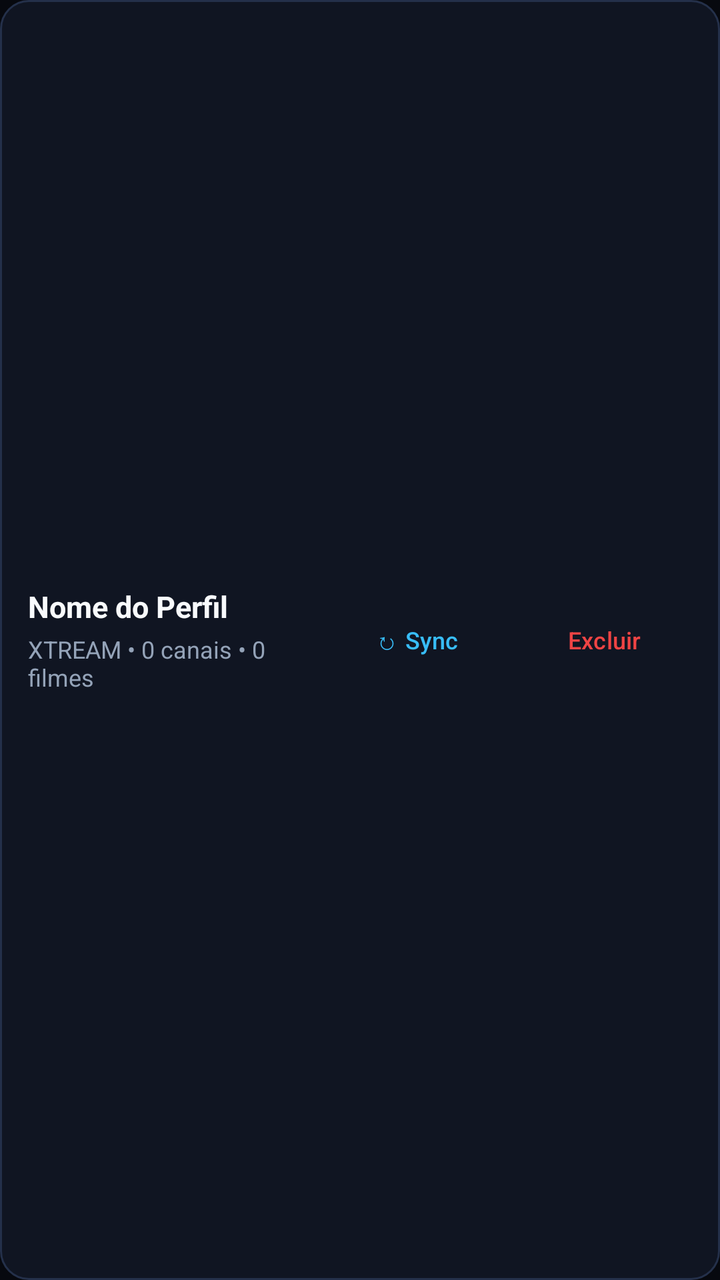
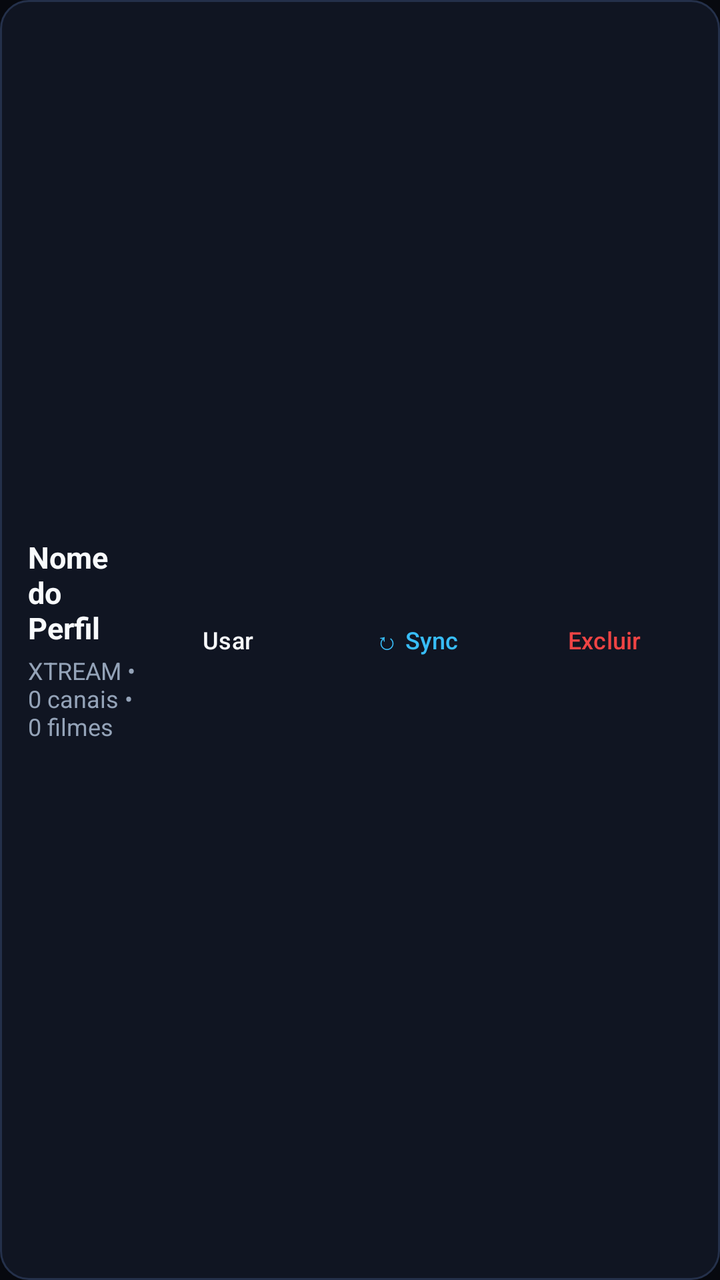

Before-and-after screenshots of an Android layout around one commit, followed by the original layout XML and the change that was made.
<!-- AndroidManifest.xml: application theme Theme.NovaTV -->
<!-- res/layout/item_profile.xml -->
<?xml version="1.0" encoding="utf-8"?>
<LinearLayout xmlns:android="http://schemas.android.com/apk/res/android"
    android:layout_width="match_parent"
    android:layout_height="wrap_content"
    android:layout_marginBottom="10dp"
    android:background="@drawable/selector_cinema_card"
    android:focusable="true"
    android:gravity="center_vertical"
    android:orientation="horizontal"
    android:padding="14dp">

    <LinearLayout
        android:layout_width="0dp"
        android:layout_height="wrap_content"
        android:layout_weight="1"
        android:orientation="vertical">

        <TextView
            android:id="@+id/tv_profile_name"
            android:layout_width="wrap_content"
            android:layout_height="wrap_content"
            android:text="Nome do Perfil"
            android:textColor="@color/text_primary"
            android:textSize="15sp"
            android:textStyle="bold" />

        <TextView
            android:id="@+id/tv_profile_meta"
            android:layout_width="wrap_content"
            android:layout_height="wrap_content"
            android:layout_marginTop="3dp"
            android:text="XTREAM • 0 canais • 0 filmes"
            android:textColor="@color/text_secondary"
            android:textSize="12sp" />
    </LinearLayout>

    <Button
        android:id="@+id/btn_profile_sync"
        style="@style/Widget.Material3.Button.TextButton"
        android:layout_width="wrap_content"
        android:layout_height="38dp"
        android:layout_marginEnd="6dp"
        android:background="@drawable/selector_cinema_button"
        android:focusable="true"
        android:paddingHorizontal="10dp"
        android:text="↻ Sync"
        android:textColor="@color/accent_cyan"
        android:textSize="12sp" />

    <Button
        android:id="@+id/btn_profile_delete"
        style="@style/Widget.Material3.Button.TextButton"
        android:layout_width="wrap_content"
        android:layout_height="38dp"
        android:background="@drawable/selector_cinema_button"
        android:focusable="true"
        android:paddingHorizontal="10dp"
        android:text="Excluir"
        android:textColor="@color/accent_danger"
        android:textSize="12sp" />

</LinearLayout>
<!-- resources referenced by this layout -->
<resources>
  <color name="accent_cyan">#38BDF8</color>
  <color name="accent_danger">#EF4444</color>
  <color name="text_primary">#F8FAFC</color>
  <color name="text_secondary">#94A3B8</color>
  <!-- drawable selector_cinema_button (drawable) -->
  <?xml version="1.0" encoding="utf-8"?>
  <selector xmlns:android="http://schemas.android.com/apk/res/android">
      <item android:state_focused="true">
          <shape android:shape="rectangle">
              <solid android:color="#2563EB" />
              <stroke android:width="3dp" android:color="#FFFFFF" />
              <corners android:radius="12dp" />
          </shape>
      </item>
      <item android:state_selected="true">
          <shape android:shape="rectangle">
              <solid android:color="#1D4ED8" />
              <stroke android:width="2dp" android:color="#38BDF8" />
              <corners android:radius="12dp" />
          </shape>
      </item>
      <item android:state_pressed="true">
          <shape android:shape="rectangle">
              <solid android:color="#1E40AF" />
              <corners android:radius="12dp" />
          </shape>
      </item>
      <item>
          <shape android:shape="rectangle">
              <solid android:color="#182033" />
              <stroke android:width="1dp" android:color="#2E3C5C" />
              <corners android:radius="12dp" />
          </shape>
      </item>
  </selector>
  <!-- drawable selector_cinema_card (drawable) -->
  <?xml version="1.0" encoding="utf-8"?>
  <selector xmlns:android="http://schemas.android.com/apk/res/android">
      <item android:state_focused="true">
          <shape android:shape="rectangle">
              <solid android:color="#1E3A5F" />
              <stroke android:width="3dp" android:color="#FFFFFF" />
              <corners android:radius="14dp" />
          </shape>
      </item>
      <item android:state_selected="true">
          <shape android:shape="rectangle">
              <solid android:color="#172554" />
              <stroke android:width="2dp" android:color="#38BDF8" />
              <corners android:radius="14dp" />
          </shape>
      </item>
      <item android:state_pressed="true">
          <shape android:shape="rectangle">
              <solid android:color="#23304A" />
              <stroke android:width="2dp" android:color="#3B82F6" />
              <corners android:radius="14dp" />
          </shape>
      </item>
      <item>
          <shape android:shape="rectangle">
              <solid android:color="#101522" />
              <stroke android:width="1dp" android:color="#24304A" />
              <corners android:radius="14dp" />
          </shape>
      </item>
  </selector>
  <style name="Theme.NovaTV" parent="Theme.Material3.Dark.NoActionBar">
          <item name="colorPrimary">@color/accent_primary</item>
          <item name="colorSecondary">@color/accent_cyan</item>
          <item name="materialButtonStyle">@style/NovaTvButton</item>
          <item name="android:windowBackground">@color/bg_cinema</item>
          <item name="android:statusBarColor">@color/bg_cinema</item>
          <item name="android:navigationBarColor">@color/bg_cinema</item>
      </style>
  <color name="accent_primary">#3B82F6</color>
  <style name="NovaTvButton" parent="Widget.Material3.Button.TextButton">
          <item name="backgroundTint">@null</item>
          <item name="android:textAllCaps">false</item>
          <item name="android:minWidth">0dp</item>
          <item name="android:minHeight">0dp</item>
      </style>
  <color name="bg_cinema">#07090F</color>
</resources>

<!-- the commit's change to res/layout/item_profile.xml (unified diff, before → after) -->
@@ -35,6 +35,19 @@
     </LinearLayout>
 
     <Button
+        android:id="@+id/btn_profile_use"
+        style="@style/Widget.Material3.Button.TextButton"
+        android:layout_width="wrap_content"
+        android:layout_height="38dp"
+        android:layout_marginEnd="6dp"
+        android:background="@drawable/selector_cinema_button"
+        android:focusable="true"
+        android:paddingHorizontal="10dp"
+        android:text="Usar"
+        android:textColor="@color/text_primary"
+        android:textSize="12sp" />
+
+    <Button
         android:id="@+id/btn_profile_sync"
         style="@style/Widget.Material3.Button.TextButton"
         android:layout_width="wrap_content"
